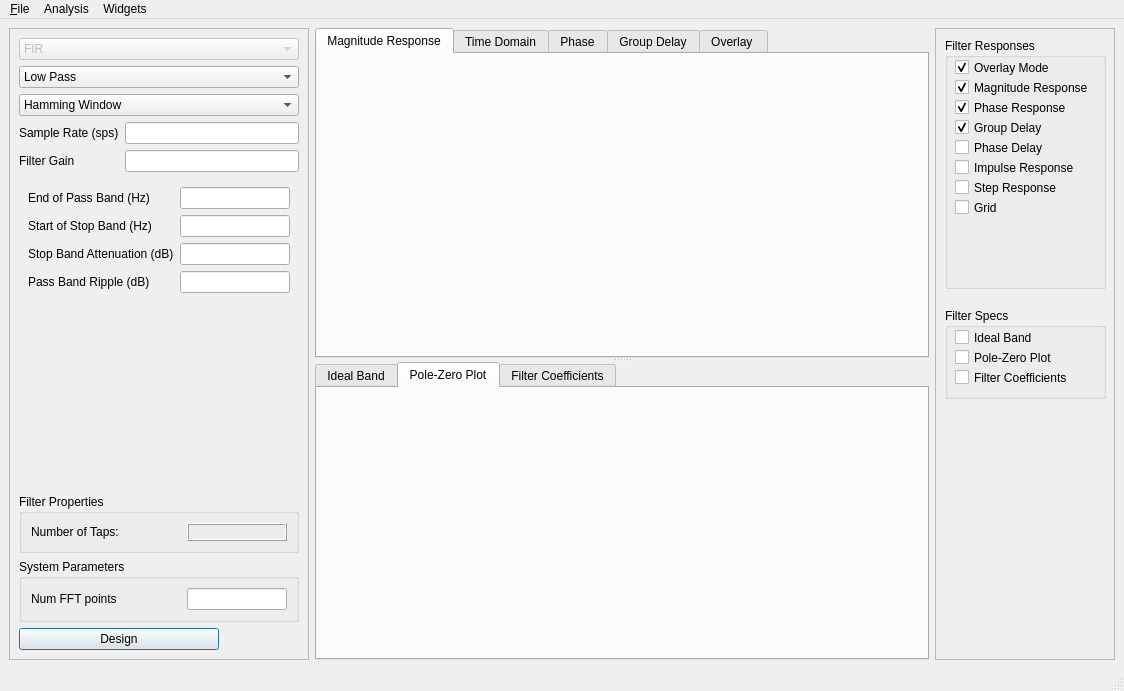
Qt form python/pyqt_filter_new.ui (zeroXzero/gr-filtdes) before a commit.
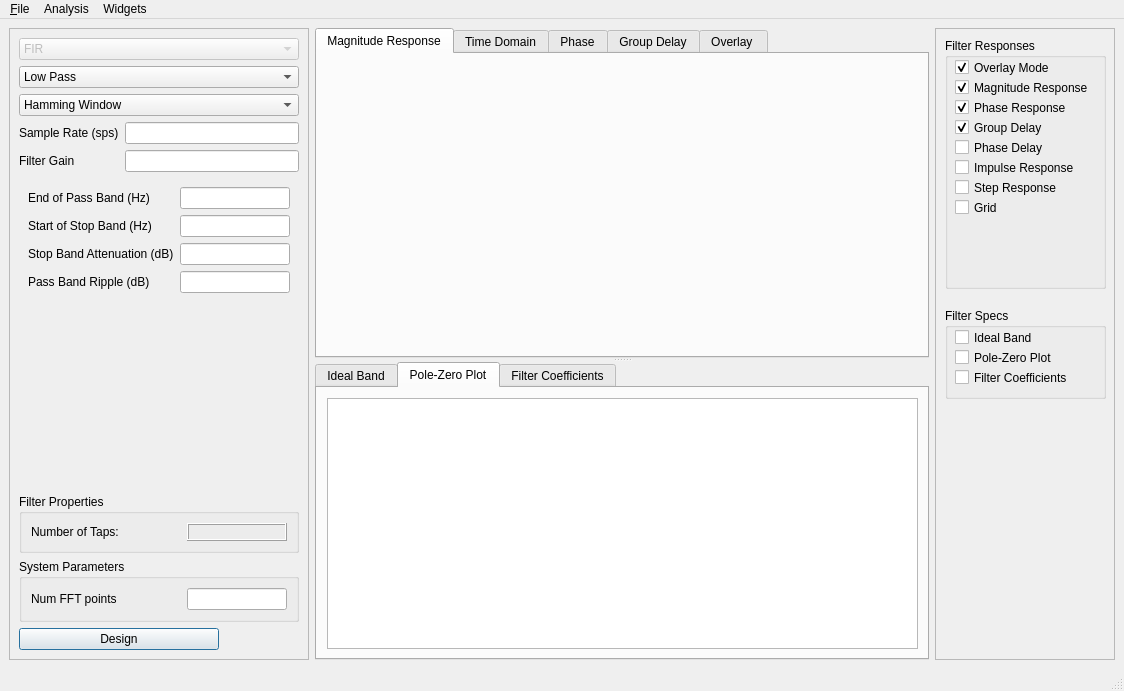
The same form after that commit. The open tabs and pages were chosen to show the change. Custom widgets are drawn as their Qt base class.

Commit message: Added a basic layout for pole-zero plot

Patch:
```diff
--- a/python/pyqt_filter_new.ui
+++ b/python/pyqt_filter_new.ui
@@ -894,6 +894,16 @@
         <attribute name="title">
          <string>Pole-Zero Plot</string>
         </attribute>
+        <widget class="QGraphicsView" name="pzView">
+         <property name="geometry">
+          <rect>
+           <x>10</x>
+           <y>10</y>
+           <width>591</width>
+           <height>251</height>
+          </rect>
+         </property>
+        </widget>
        </widget>
        <widget class="QWidget" name="filterCoeff">
         <attribute name="title">
```
The commit also changes 3 other files.
